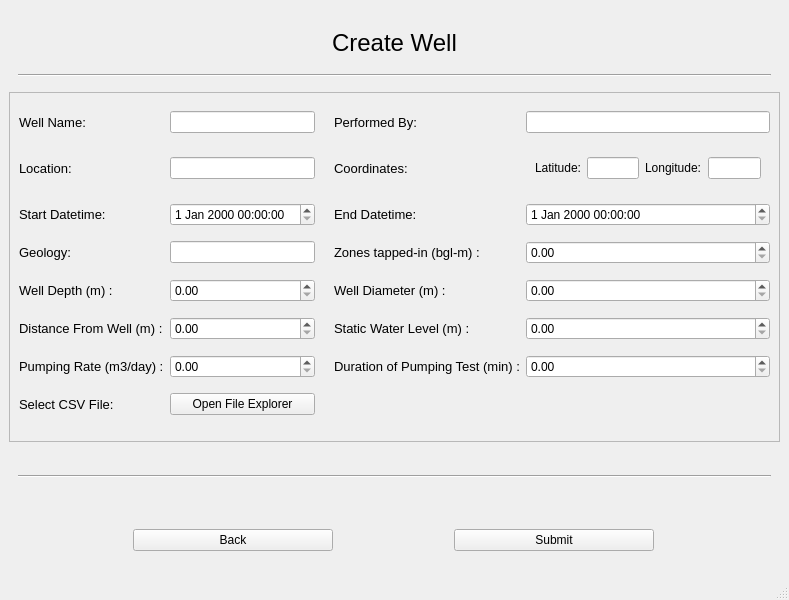
Qt form create_well.ui (dhairyashil-G/CGWB-Desktop-App) before a commit.
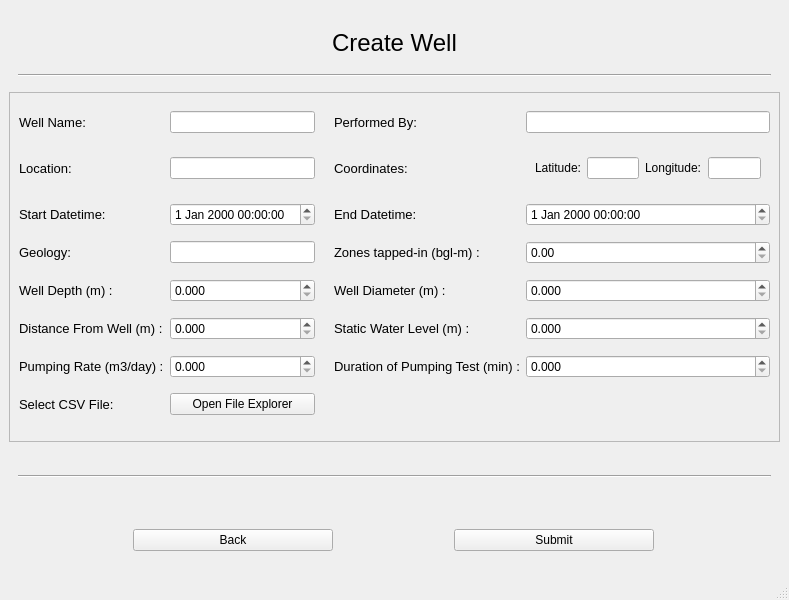
The same form after that commit.

Commit message: changed max value and decimal points

The edit to the form file:
```diff
--- a/create_well.ui
+++ b/create_well.ui
@@ -141,13 +141,34 @@
         </widget>
        </item>
        <item row="6" column="2">
-        <widget class="QDoubleSpinBox" name="welldepth_spinbox"/>
+        <widget class="QDoubleSpinBox" name="welldepth_spinbox">
+         <property name="decimals">
+          <number>3</number>
+         </property>
+         <property name="maximum">
+          <double>99999.990000000005239</double>
+         </property>
+        </widget>
        </item>
        <item row="8" column="2">
-        <widget class="QDoubleSpinBox" name="distancefromwell_spinbox"/>
+        <widget class="QDoubleSpinBox" name="distancefromwell_spinbox">
+         <property name="decimals">
+          <number>3</number>
+         </property>
+         <property name="maximum">
+          <double>99999.990000000005239</double>
+         </property>
+        </widget>
        </item>
        <item row="8" column="5">
-        <widget class="QDoubleSpinBox" name="staticwaterlevel_spinbox"/>
+        <widget class="QDoubleSpinBox" name="staticwaterlevel_spinbox">
+         <property name="decimals">
+          <number>3</number>
+         </property>
+         <property name="maximum">
+          <double>99999.990000000005239</double>
+         </property>
+        </widget>
        </item>
        <item row="8" column="0">
         <widget class="QLabel" name="label_15">
@@ -162,10 +183,24 @@
         </widget>
        </item>
        <item row="12" column="2">
-        <widget class="QDoubleSpinBox" name="pumpingrate_spinbox"/>
+        <widget class="QDoubleSpinBox" name="pumpingrate_spinbox">
+         <property name="decimals">
+          <number>3</number>
+         </property>
+         <property name="maximum">
+          <double>99999.990000000005239</double>
+         </property>
+        </widget>
        </item>
        <item row="6" column="5">
-        <widget class="QDoubleSpinBox" name="welldiameter_spinbox"/>
+        <widget class="QDoubleSpinBox" name="welldiameter_spinbox">
+         <property name="decimals">
+          <number>3</number>
+         </property>
+         <property name="maximum">
+          <double>99999.990000000005239</double>
+         </property>
+        </widget>
        </item>
        <item row="6" column="0">
         <widget class="QLabel" name="label_20">
@@ -180,7 +215,14 @@
         </widget>
        </item>
        <item row="12" column="5">
-        <widget class="QDoubleSpinBox" name="timepumpingstopped_spinbox"/>
+        <widget class="QDoubleSpinBox" name="timepumpingstopped_spinbox">
+         <property name="decimals">
+          <number>3</number>
+         </property>
+         <property name="maximum">
+          <double>99999.990000000005239</double>
+         </property>
+        </widget>
        </item>
        <item row="3" column="4">
         <widget class="QLabel" name="label_18">
```
